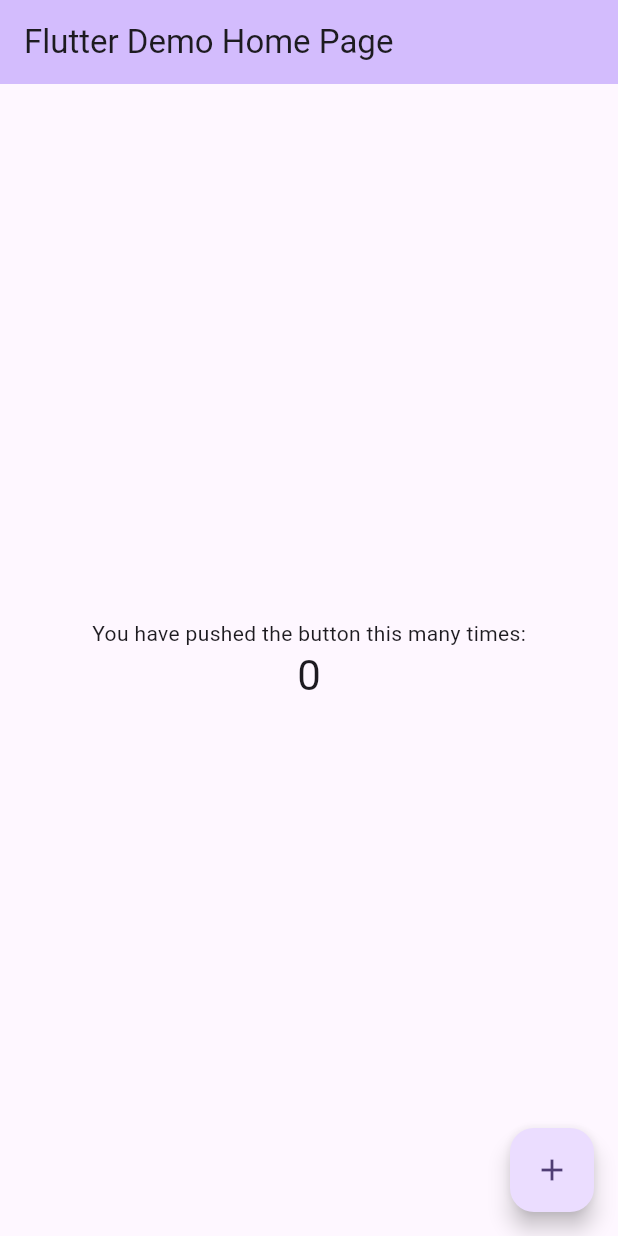
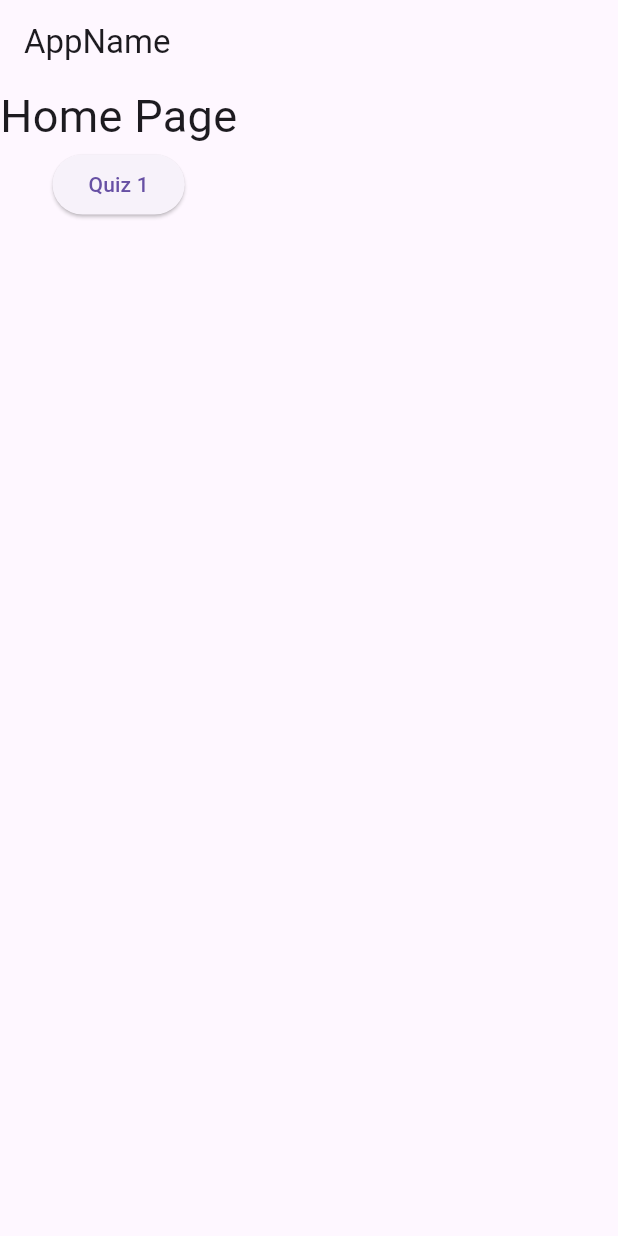
Before and after one commit to rahus12/BioAppDR, a Flutter app: the screen it shows after launch, on a phone screen of 412 x 824 dp. Run offline on Flutter 3.47's test engine with Material 3 defaults, Android fonts, the light colour scheme and no system bars.

Commit message:
created homePage, quiz page and the routes

```diff
--- a/lib/main.dart
+++ b/lib/main.dart
@@ -1,125 +1,13 @@
+import 'package:bioappdr/pages/Home.dart';
+import 'package:bioappdr/pages/mcq.dart';
 import 'package:flutter/material.dart';
 
 void main() {
-  runApp(const MyApp());
+  runApp(MaterialApp(
+    initialRoute: '/',
+    routes: {
+      '/': (context) => Home(),
+      '/question': (context) => Mcq()
+    },
+  ));
 }
-
-class MyApp extends StatelessWidget {
-  const MyApp({super.key});
-
-  // This widget is the root of your application.
-  @override
-  Widget build(BuildContext context) {
-    return MaterialApp(
-      title: 'Flutter Demo',
-      theme: ThemeData(
-        // This is the theme of your application.
-        //
-        // TRY THIS: Try running your application with "flutter run". You'll see
-        // the application has a purple toolbar. Then, without quitting the app,
-        // try changing the seedColor in the colorScheme below to Colors.green
-        // and then invoke "hot reload" (save your changes or press the "hot
-        // reload" button in a Flutter-supported IDE, or press "r" if you used
-        // the command line to start the app).
-        //
-        // Notice that the counter didn't reset back to zero; the application
-        // state is not lost during the reload. To reset the state, use hot
-        // restart instead.
-        //
-        // This works for code too, not just values: Most code changes can be
-        // tested with just a hot reload.
-        colorScheme: ColorScheme.fromSeed(seedColor: Colors.deepPurple),
-        useMaterial3: true,
-      ),
-      home: const MyHomePage(title: 'Flutter Demo Home Page'),
-    );
-  }
-}
-
-class MyHomePage extends StatefulWidget {
-  const MyHomePage({super.key, required this.title});
-
-  // This widget is the home page of your application. It is stateful, meaning
-  // that it has a State object (defined below) that contains fields that affect
-  // how it looks.
-
-  // This class is the configuration for the state. It holds the values (in this
-  // case the title) provided by the parent (in this case the App widget) and
-  // used by the build method of the State. Fields in a Widget subclass are
-  // always marked "final".
-
-  final String title;
-
-  @override
-  State<MyHomePage> createState() => _MyHomePageState();
-}
-
-class _MyHomePageState extends State<MyHomePage> {
-  int _counter = 0;
-
-  void _incrementCounter() {
-    setState(() {
-      // This call to setState tells the Flutter framework that something has
-      // changed in this State, which causes it to rerun the build method below
-      // so that the display can reflect the updated values. If we changed
-      // _counter without calling setState(), then the build method would not be
-      // called again, and so nothing would appear to happen.
-      _counter++;
-    });
-  }
-
-  @override
-  Widget build(BuildContext context) {
-    // This method is rerun every time setState is called, for instance as done
-    // by the _incrementCounter method above.
-    //
-    // The Flutter framework has been optimized to make rerunning build methods
-    // fast, so that you can just rebuild anything that needs updating rather
-    // than having to individually change instances of widgets.
-    return Scaffold(
-      appBar: AppBar(
-        // TRY THIS: Try changing the color here to a specific color (to
-        // Colors.amber, perhaps?) and trigger a hot reload to see the AppBar
-        // change color while the other colors stay the same.
-        backgroundColor: Theme.of(context).colorScheme.inversePrimary,
-        // Here we take the value from the MyHomePage object that was created by
-        // the App.build method, and use it to set our appbar title.
-        title: Text(widget.title),
-      ),
-      body: Center(
-        // Center is a layout widget. It takes a single child and positions it
-        // in the middle of the parent.
-        child: Column(
-          // Column is also a layout widget. It takes a list of children and
-          // arranges them vertically. By default, it sizes itself to fit its
-          // children horizontally, and tries to be as tall as its parent.
-          //
-          // Column has various properties to control how it sizes itself and
-          // how it positions its children. Here we use mainAxisAlignment to
-          // center the children vertically; the main axis here is the vertical
-          // axis because Columns are vertical (the cross axis would be
-          // horizontal).
-          //
-          // TRY THIS: Invoke "debug painting" (choose the "Toggle Debug Paint"
-          // action in the IDE, or press "p" in the console), to see the
-          // wireframe for each widget.
-          mainAxisAlignment: MainAxisAlignment.center,
-          children: <Widget>[
-            const Text(
-              'You have pushed the button this many times:',
-            ),
-            Text(
-              '$_counter',
-              style: Theme.of(context).textTheme.headlineMedium,
-            ),
-          ],
-        ),
-      ),
-      floatingActionButton: FloatingActionButton(
-        onPressed: _incrementCounter,
-        tooltip: 'Increment',
-        child: const Icon(Icons.add),
-      ), // This trailing comma makes auto-formatting nicer for build methods.
-    );
-  }
-}
--- /dev/null
+++ b/lib/pages/Home.dart
@@ -0,0 +1,35 @@
+/*
+Home page, where the user can select different quizes,
+for now lets just do one quiz, and when user clicks he can go to the quiz/mcq page
+
+Need to style the quiz buttons like the Figma design
+ */
+import 'package:flutter/material.dart';
+
+class Home extends StatefulWidget {
+  const Home({super.key});
+
+  @override
+  State<Home> createState() => _HomeState();
+}
+
+class _HomeState extends State<Home> {
+  @override
+  Widget build(BuildContext context) {
+    return Scaffold(
+      appBar: AppBar(
+        title: Text("AppName"),
+      ),
+      body: Column(
+        children: [
+          Text("Home Page", style: TextStyle(fontSize: 30) ),
+          ElevatedButton(
+              onPressed: () {
+                Navigator.pushNamed(context, '/question');
+              },
+              child: Text("Quiz 1"))
+        ],
+      ),
+    );
+  }
+}
```
Also changed, not shown: lib/pages/mcq.dart (added, +27 -0 lines).
